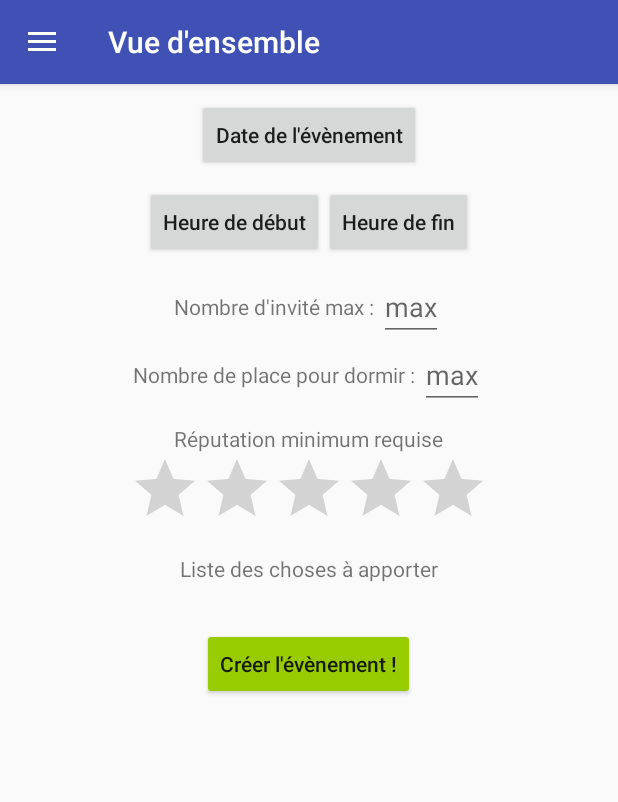
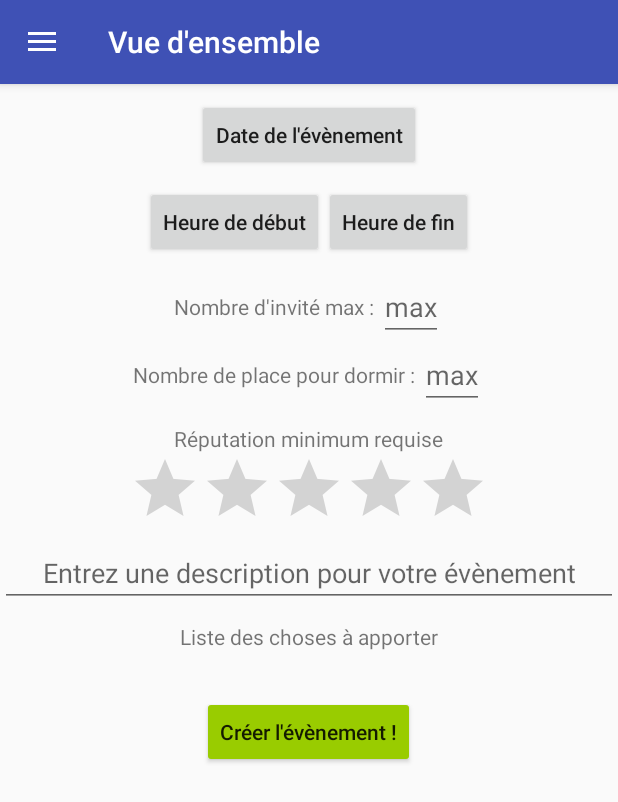
Before and after one commit to Quego/8INF872, an Android app: the fragment CreateEventFragment placed in its activity, on a phone screen of 412 x 824 dp. Shown: the top 802 px of the screen. Run offline under Robolectric (Android 15) with nearby library versions, the phone set to English and light mode, and no system bars; libraries missing offline, so code that uses them is left out: com.facebook, com.facebook.login; 7 statements that could not run were skipped.

Commit message:
add views to createEvent

```diff
--- a/B-For/app/src/main/java/bfor8inf972/b_for/view/Fragments/CreateEventFragment.java
+++ b/B-For/app/src/main/java/bfor8inf972/b_for/view/Fragments/CreateEventFragment.java
@@ -9,9 +9,12 @@ import android.view.LayoutInflater;
 import android.view.View;
 import android.view.ViewGroup;
 import android.widget.Button;
+import android.widget.ExpandableListView;
+import android.widget.ListView;
 
 import bfor8inf972.b_for.R;
 import bfor8inf972.b_for.Utils.OnClickUtils;
+import bfor8inf972.b_for.view.expandable.ExpandableViewCustomAdapter;
 
 public class CreateEventFragment extends Fragment {
 
@@ -40,10 +43,6 @@ public class CreateEventFragment extends Fragment {
         }
     }
 
-    Button date;
-    Button beginHour;
-    Button endHour;
-    DatePickerDialog datePickerDialog;
 
     @Override
     public View onCreateView(LayoutInflater inflater, ViewGroup container,
@@ -51,14 +50,21 @@ public class CreateEventFragment extends Fragment {
 
 
         View myFragmentView = inflater.inflate(R.layout.fragment_create_event, container, false);
-        date = (Button) myFragmentView.findViewById(R.id.select_date);
+        Button date = (Button) myFragmentView.findViewById(R.id.select_date);
         date.setOnClickListener(new OnClickUtils().createDatePickerListener(getContext(),date));
 
-        beginHour = (Button) myFragmentView.findViewById(R.id.select_time_start);
+        Button  beginHour = (Button) myFragmentView.findViewById(R.id.select_time_start);
         beginHour.setOnClickListener(new OnClickUtils().createTimePickerListener(getContext(),beginHour));
 
-        endHour = (Button) myFragmentView.findViewById(R.id.select_time_end);
+        Button endHour = (Button) myFragmentView.findViewById(R.id.select_time_end);
         endHour.setOnClickListener(new OnClickUtils().createTimePickerListener(getContext(),endHour));
+
+
+
+
+        ListView itemsToBring = (ListView) myFragmentView.findViewById(R.id.itemsToBring);
+
+
 
         return myFragmentView;
     }
--- a/B-For/app/src/main/res/layout/fragment_create_event.xml
+++ b/B-For/app/src/main/res/layout/fragment_create_event.xml
@@ -1,9 +1,14 @@
-<LinearLayout xmlns:android="http://schemas.android.com/apk/res/android"
+<ScrollView xmlns:android="http://schemas.android.com/apk/res/android"
     xmlns:tools="http://schemas.android.com/tools"
     android:layout_width="match_parent"
+    android:layout_height="wrap_content"
+    tools:context="bfor8inf972.b_for.view.Fragments.CreateEventFragment">
+
+
+    <LinearLayout
+        android:layout_width="match_parent"
         android:layout_height="match_parent"
-    android:orientation="vertical"
-    tools:context="bfor8inf972.b_for.view.Fragments.CreateEventFragment">
+        android:orientation="vertical">
 
 
         <LinearLayout
@@ -19,8 +24,6 @@
                 android:layout_height="wrap_content"
                 android:text="Date de l'évènement"
                 android:textAllCaps="false" />
-
-
         </LinearLayout>
 
         <LinearLayout
@@ -68,7 +71,7 @@
                 android:layout_width="0px"
                 android:layout_height="match_parent"
                 android:layout_weight="1"
-            android:gravity="center_vertical"
+                android:gravity="center"
                 android:hint="max"
                 android:inputType="number"
                 android:maxLength="3" />
@@ -93,7 +96,7 @@
                 android:layout_width="0px"
                 android:layout_height="match_parent"
                 android:layout_weight="1"
-            android:gravity="center_vertical"
+                android:gravity="center"
                 android:hint="max"
                 android:inputType="number"
                 android:maxLength="3" />
@@ -114,6 +117,16 @@
             android:layout_height="wrap_content"
             android:layout_gravity="center" />
 
+
+        <AutoCompleteTextView
+            android:id="@+id/details"
+            android:layout_width="match_parent"
+            android:layout_height="wrap_content"
+            android:hint="Entrez une description pour votre évènement"
+            android:textAlignment="center"
+            android:textAllCaps="false" />
+
+
         <TextView
             android:layout_width="wrap_content"
             android:layout_height="wrap_content"
@@ -122,9 +135,10 @@
             android:text="Liste des choses à apporter" />
 
         <ListView
+            android:id="@+id/itemsToBring"
             android:layout_width="match_parent"
             android:layout_height="wrap_content"
-        android:visibility="visible">
+            tools:listitem="@layout/nav_header_home">
 
         </ListView>
 
@@ -140,4 +154,6 @@
             android:text="Créer l'évènement !"
             android:textAllCaps="false" />
 
+
     </LinearLayout>
+</ScrollView>
```
Lines whose indentation alone changed are shown as unchanged.
